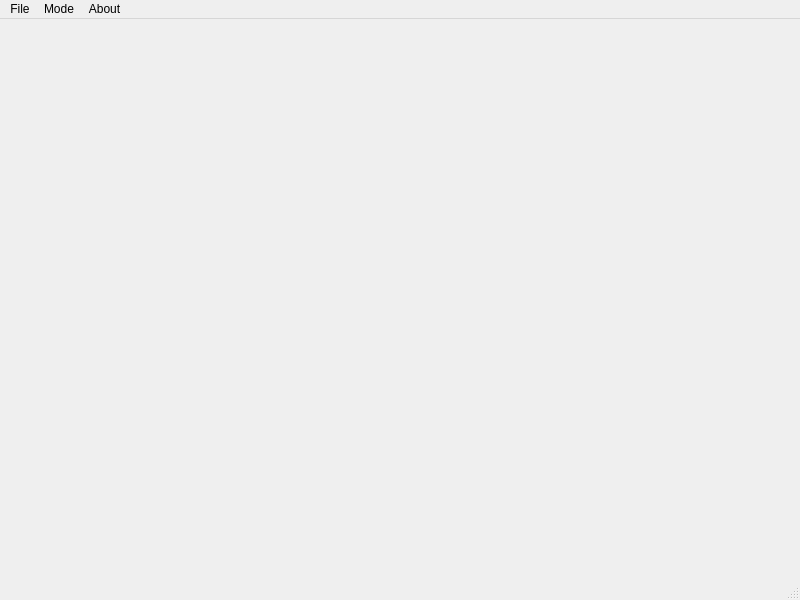
diegomatos321/UFRJ-Laboratorios, file programacao-concorrente-2024-01/trabalho-final/forms/MainWindow.ui: the form before one commit.
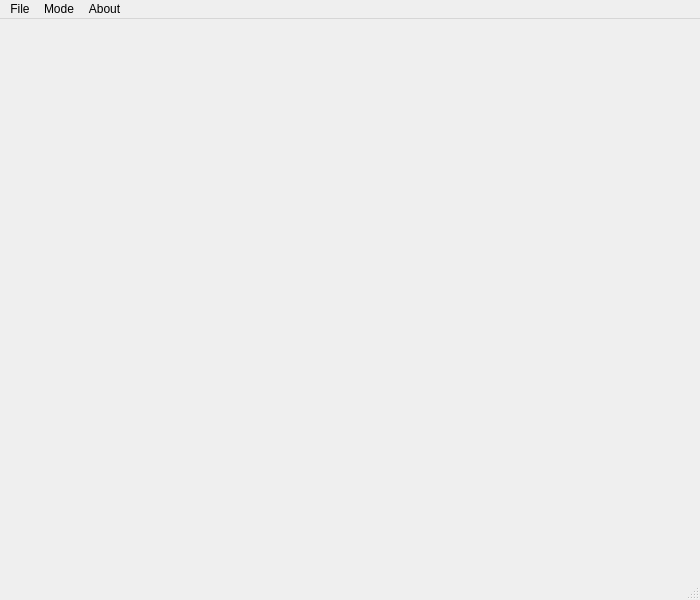
The form after the commit.

Commit message: Trabalhando na interface

```diff
--- a/programacao-concorrente-2024-01/trabalho-final/forms/MainWindow.ui
+++ b/programacao-concorrente-2024-01/trabalho-final/forms/MainWindow.ui
@@ -6,13 +6,25 @@
    <rect>
     <x>0</x>
     <y>0</y>
-    <width>800</width>
+    <width>700</width>
     <height>600</height>
    </rect>
   </property>
+  <property name="minimumSize">
+   <size>
+    <width>700</width>
+    <height>600</height>
+   </size>
+  </property>
   <property name="windowTitle">
    <string>Image Segmentation Tool</string>
   </property>
+  <property name="locale">
+   <locale language="English" country="UnitedStates"/>
+  </property>
+  <property name="tabShape">
+   <enum>QTabWidget::TabShape::Rounded</enum>
+  </property>
   <widget class="QWidget" name="centralwidget">
    <layout class="QVBoxLayout" name="verticalLayout">
     <item>
@@ -25,7 +37,7 @@
     <rect>
      <x>0</x>
      <y>0</y>
-     <width>800</width>
+     <width>700</width>
      <height>22</height>
     </rect>
    </property>
```
The commit also changes 3 other files.
